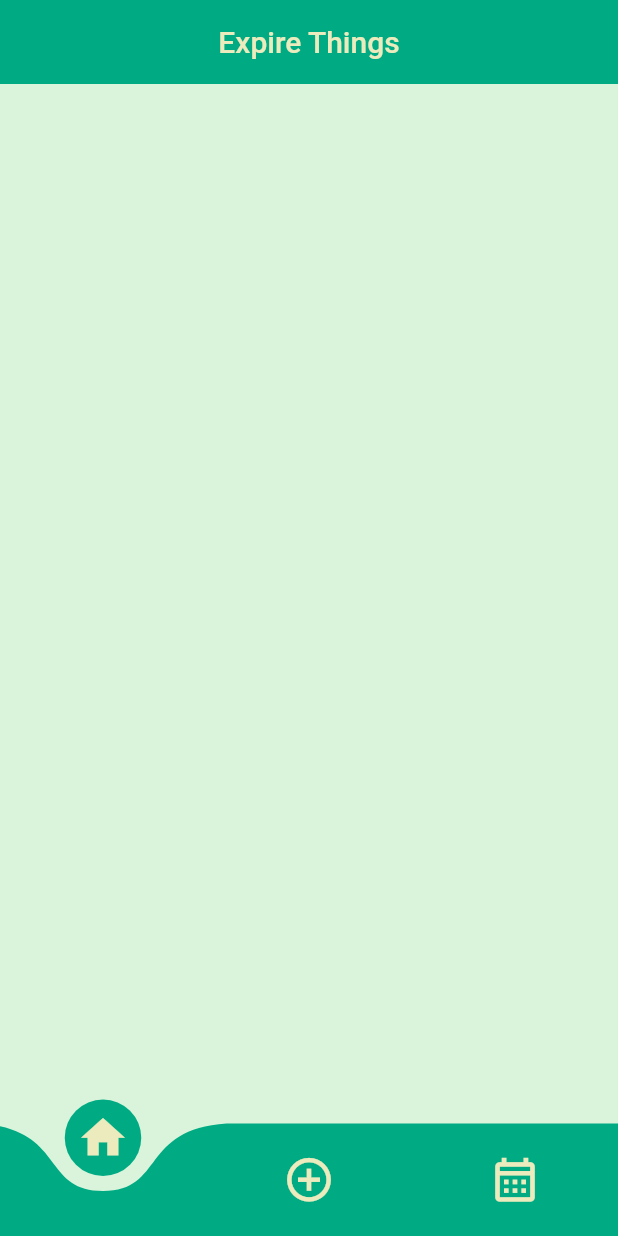
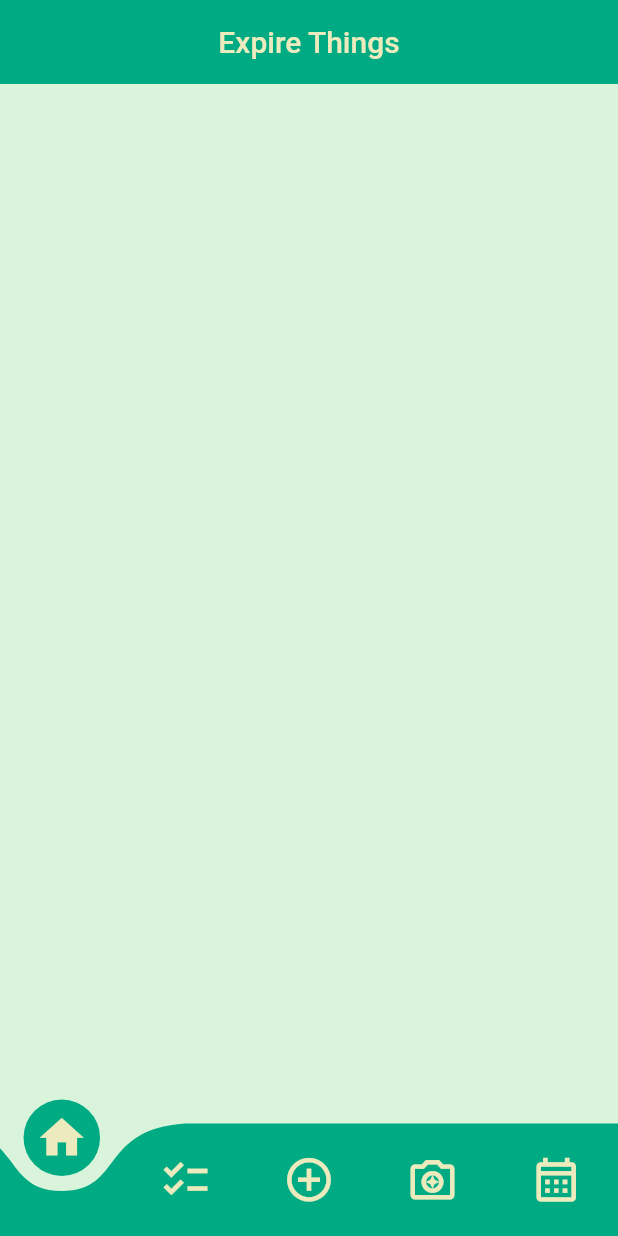
Before and after one commit to ongdulyawat/expire-things, a Flutter app: the screen it shows after launch, on a phone screen of 412 x 824 dp. Run offline on Flutter 3.47's test engine with Material 2 defaults, Android fonts, the phone set to English and light mode, and no system bars; drawn by our look-alikes of curved_navigation_bar; our stand-ins replace get, image_picker.

Commit message:
[added]: screen
- camera_qr_screen
- shopping_list_screen
- add icon nav

```diff
--- a/lib/widgets/modelPage.dart
+++ b/lib/widgets/modelPage.dart
@@ -2,6 +2,8 @@ import 'package:curved_navigation_bar/curved_navigation_bar.dart';
 import 'package:expire_app/constants/styles.dart';
 import 'package:expire_app/screens/add_product/add_product_screen.dart';
 import 'package:expire_app/screens/calendar/calendar_screen.dart';
+import 'package:expire_app/screens/shopping_list/shopping_list_screen.dart';
+import 'package:expire_app/screens/camera_qr/camera_qr_screen.dart';
 import 'package:expire_app/screens/home_page/home_screen.dart';
 import 'package:flutter/material.dart';
 
@@ -16,7 +18,9 @@ class _BottomNavigationState extends State<BottomNavigation> {
   int index = 0;
   final screens = [
     const HomeScreen(),
+    const ShoppingListScreen(),
     const AddProductScreen(),
+    const CameraQrScreen(),
     const CalendarScreen()
   ];
 
@@ -28,9 +32,11 @@ class _BottomNavigationState extends State<BottomNavigation> {
         backgroundColor: Styles.bgStartApp,
         shadowColor: Colors.transparent,
         centerTitle: true,
-        leading: const BackButton(color: Colors.transparent,),
-        title:
-        const Text("Expire Things", style: TextStyle(color: Styles.colorStartApp)),
+        leading: const BackButton(
+          color: Colors.transparent,
+        ),
+        title: const Text("Expire Things",
+            style: TextStyle(color: Styles.colorStartApp)),
       ),
       body: screens[index],
       bottomNavigationBar: CurvedNavigationBar(
@@ -39,12 +45,16 @@ class _BottomNavigationState extends State<BottomNavigation> {
         animationDuration: const Duration(milliseconds: 300),
         index: index,
         onTap: (index) => setState(() {
-          this.index  = index;
+          this.index = index;
         }),
         items: const [
           Icon(Icons.home, color: Styles.colorStartApp, size: 35),
+          Icon(Icons.checklist_outlined, color: Styles.colorStartApp, size: 35),
           Icon(Icons.add_circle_outline, color: Styles.colorStartApp, size: 35),
-          Icon(Icons.calendar_month_outlined, color: Styles.colorStartApp, size: 35),
+          Icon(Icons.camera_enhance_outlined,
+              color: Styles.colorStartApp, size: 35),
+          Icon(Icons.calendar_month_outlined,
+              color: Styles.colorStartApp, size: 35),
         ],
       ),
     );
```
Also changed, not shown: lib/screens/camera_qr/camera_qr_screen.dart (added, +18 -0 lines), lib/screens/shopping_list/shopping_list_screen.dart (added, +18 -0 lines).
